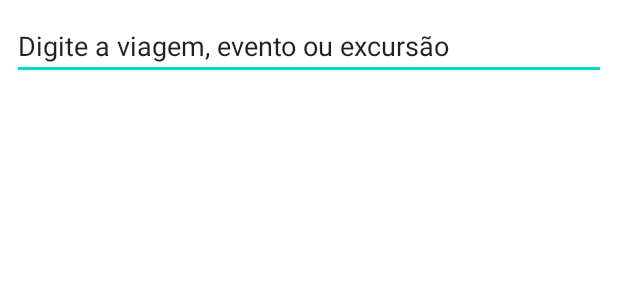
After one commit to victorbueno8/TripXp, an Android app: the layout activity_search_trips.xml on its own in the app's theme, with its tools: preview values and no code run, on a phone screen of 412 x 824 dp. The commit adds this screen. Shown: the top 300 px of the screen. Run offline under Robolectric (Android 15) with nearby library versions, the phone set to English and light mode, and no system bars.

Commit message:
Add base base list of trips and search activities

```diff
--- a/app/src/main/java/br/edu/ifsp/scl/sdm/tripxp/presentation/SplashScreenActivity.kt
+++ b/app/src/main/java/br/edu/ifsp/scl/sdm/tripxp/presentation/SplashScreenActivity.kt
@@ -20,7 +20,7 @@ class SplashScreenActivity : AppCompatActivity() {
 
     private fun loadSplashScreen() {
         Handler().postDelayed({
-            val intent = Intent(this, MainActivity::class.java)
+            val intent = Intent(this, LoginActivity::class.java)
             startActivity(intent)
             finish()
         }, TIME_OUT)
--- a/app/src/main/res/layout/activity_login.xml
+++ b/app/src/main/res/layout/activity_login.xml
@@ -72,7 +72,7 @@
         app:layout_constraintStart_toStartOf="parent" />
 
     <Button
-        android:id="@+id/inscrevaBt"
+        android:id="@+id/registerBt"
         android:layout_width="0dp"
         android:layout_height="wrap_content"
         android:layout_marginStart="10dp"
@@ -93,7 +93,7 @@
         android:layout_height="wrap_content"
         android:layout_marginBottom="5dp"
         android:text="@string/ou"
-        app:layout_constraintBottom_toTopOf="@+id/inscrevaBt"
+        app:layout_constraintBottom_toTopOf="@+id/registerBt"
         app:layout_constraintEnd_toEndOf="parent"
         app:layout_constraintStart_toStartOf="parent"
         tools:text="ou" />
--- /dev/null
+++ b/app/src/main/res/layout/activity_search_trips.xml
@@ -0,0 +1,33 @@
+<?xml version="1.0" encoding="utf-8"?>
+<androidx.constraintlayout.widget.ConstraintLayout xmlns:android="http://schemas.android.com/apk/res/android"
+    xmlns:app="http://schemas.android.com/apk/res-auto"
+    xmlns:tools="http://schemas.android.com/tools"
+    android:layout_width="match_parent"
+    android:layout_height="match_parent"
+    tools:context=".presentation.SearchTripsActivity">
+
+    <AutoCompleteTextView
+        android:id="@+id/searchTv"
+        android:layout_width="0dp"
+        android:layout_height="wrap_content"
+        android:layout_marginStart="8dp"
+        android:layout_marginLeft="8dp"
+        android:layout_marginTop="8dp"
+        android:layout_marginEnd="8dp"
+        android:layout_marginRight="8dp"
+        android:text="Digite a viagem, evento ou excursão"
+        app:layout_constraintEnd_toEndOf="parent"
+        app:layout_constraintStart_toStartOf="parent"
+        app:layout_constraintTop_toTopOf="parent" />
+
+    <ListView
+        android:id="@+id/searchResultsLv"
+        android:layout_width="0dp"
+        android:layout_height="0dp"
+        android:layout_marginTop="8dp"
+        app:layout_constraintBottom_toBottomOf="parent"
+        app:layout_constraintEnd_toEndOf="parent"
+        app:layout_constraintStart_toStartOf="parent"
+        app:layout_constraintTop_toBottomOf="@+id/searchTv" />
+
+</androidx.constraintlayout.widget.ConstraintLayout>
--- a/app/src/main/res/values/strings.xml
+++ b/app/src/main/res/values/strings.xml
@@ -10,4 +10,5 @@
     <string name="inscreva_se">Inscreva-se</string>
     <string name="ou">ou</string>
     <string name="organiza_excurs_es_clique_aqui">Organiza Excursões? Clique aqui</string>
+    <string name="buscar_excursoes_fab">Buscar Excursões</string>
 </resources>
```
Also changed, not shown: app/src/main/AndroidManifest.xml (+7 -1 lines), app/src/main/java/br/edu/ifsp/scl/sdm/tripxp/presentation/LoginActivity.kt (+12 -1 lines), app/src/main/java/br/edu/ifsp/scl/sdm/tripxp/presentation/MyTripsActivity.kt (added, +12 -0 lines), app/src/main/java/br/edu/ifsp/scl/sdm/tripxp/presentation/SearchTripsActivity.kt (added, +11 -0 lines), app/src/main/res/layout/activity_my_trips.xml (added, +34 -0 lines).
